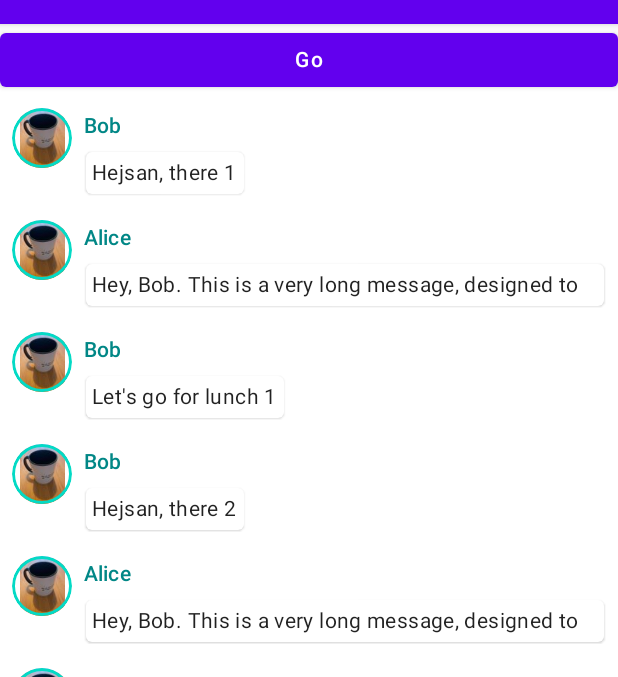
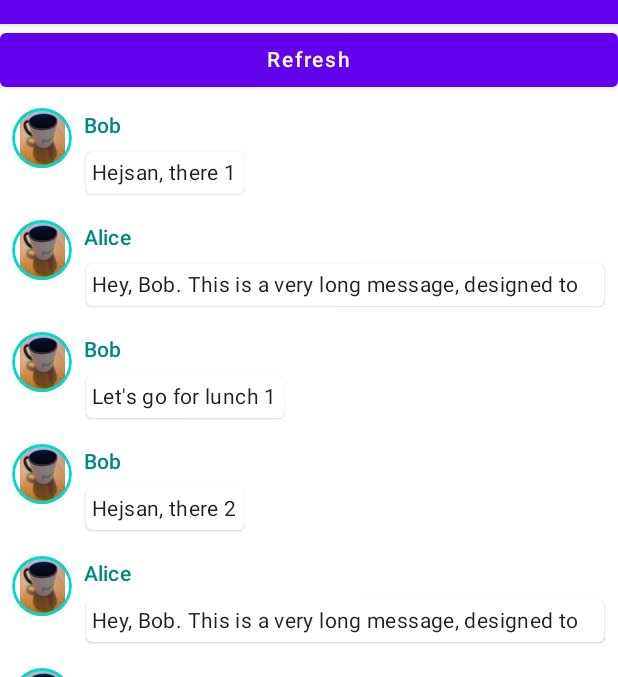
Before and after one commit to malliina/android-demo, an Android app built with Jetpack Compose: the ConversationPage screen opened through its navigation route, on a phone screen of 412 x 824 dp, the part 60-737 px from its top. Run offline under Robolectric (Android 15) with nearby library versions, the phone set to English and light mode, and no system bars; our stand-ins replace Timber, accompanist, paging.

Commit message:
Add swipe demo

```diff
--- a/app/build.gradle
+++ b/app/build.gradle
@@ -55,6 +55,7 @@ dependencies {
     implementation "androidx.activity:activity-compose:1.4.0"
     implementation "androidx.navigation:navigation-compose:2.4.1"
     implementation "androidx.paging:paging-compose:1.0.0-alpha14"
+    implementation "com.google.accompanist:accompanist-swiperefresh:0.24.2-alpha"
     implementation "com.jakewharton.timber:timber:5.0.1"
     testImplementation 'junit:junit:4.13.2'
     androidTestImplementation 'androidx.test.ext:junit:1.1.3'
--- a/app/src/main/java/com/malliina/demo/ConversationPage.kt
+++ b/app/src/main/java/com/malliina/demo/ConversationPage.kt
@@ -15,25 +15,35 @@ import androidx.compose.ui.Modifier
 import androidx.compose.ui.draw.clip
 import androidx.compose.ui.graphics.Color
 import androidx.compose.ui.res.painterResource
+import androidx.compose.ui.tooling.preview.Preview
 import androidx.compose.ui.unit.dp
 import androidx.navigation.NavHostController
+import androidx.navigation.compose.rememberNavController
 import androidx.paging.LoadState
 import androidx.paging.PagingData
+import androidx.paging.compose.LazyPagingItems
 import androidx.paging.compose.collectAsLazyPagingItems
 import androidx.paging.compose.items
-import kotlinx.coroutines.flow.Flow
-import kotlinx.coroutines.flow.collectLatest
+import com.google.accompanist.swiperefresh.SwipeRefresh
+import com.google.accompanist.swiperefresh.rememberSwipeRefreshState
+import com.malliina.demo.ui.theme.DemoAppTheme
+import kotlinx.coroutines.flow.*
 import timber.log.Timber
 
 @Composable
-fun ConversationPage(flow: Flow<PagingData<Message>>, navController: NavHostController, onError: () -> Unit) {
+fun ConversationPage(
+  flow: Flow<PagingData<Message>>,
+  navController: NavHostController,
+  onError: () -> Unit
+) {
+  val lazyMessages = flow.collectAsLazyPagingItems()
   // A surface container using the 'background' color from the theme
   Surface(modifier = Modifier.fillMaxSize(), color = MaterialTheme.colors.background) {
     Column {
-      Button(onClick = { navController.navigate(Nav.Second) }, Modifier.fillMaxWidth()) {
-        Text("Go")
+      Button(onClick = { lazyMessages.refresh() }, Modifier.fillMaxWidth()) {
+        Text("Refresh")
       }
-      Conversation(flow, navController, onError)
+      SwipeConversation(lazyMessages, navController)
     }
   }
 }
@@ -41,13 +51,32 @@ fun ConversationPage(flow: Flow<PagingData<Message>>, navController: NavHostCont
 data class Message(val author: String, val body: String)
 
 @Composable
-fun Conversation(flow: Flow<PagingData<Message>>, navController: NavHostController, onError: () -> Unit) {
-  val lazyMessages = flow.collectAsLazyPagingItems()
+fun SwipeConversation(lazyMessages: LazyPagingItems<Message>,
+                      navController: NavHostController) {
+  val isRefreshing = MutableStateFlow(false)
+  val isRefreshingState = isRefreshing.asStateFlow().collectAsState()
+  SwipeRefresh(
+    state = rememberSwipeRefreshState(isRefreshing = isRefreshingState.value),
+    onRefresh = { lazyMessages.refresh() }
+  ) {
+    Conversation(lazyMessages, navController) {
+
+    }
+  }
+}
+
+@Composable
+fun Conversation(
+  lazyMessages: LazyPagingItems<Message>,
+  navController: NavHostController,
+  onError: () -> Unit
+) {
+//  val lazyMessages = flow.collectAsLazyPagingItems()
   LazyColumn {
-    if (lazyMessages.loadState.append is LoadState.Error) {
-      Timber.i("Erroring...")
-      onError()
-    }
+//    if (lazyMessages.loadState.append is LoadState.Error) {
+//      Timber.i("Erroring...")
+//      onError()
+//    }
     if (lazyMessages.loadState.refresh == LoadState.Loading) {
       item {
         Column(
@@ -119,3 +148,13 @@ fun MessageCard(msg: Message, onClick: () -> Unit) {
     }
   }
 }
+
+@Preview
+@Composable
+fun MessageCardPreview() {
+  DemoAppTheme {
+    MessageCard(msg = Message("Michael", "Hello, you!")) {
+
+    }
+  }
+}
--- a/app/src/main/java/com/malliina/demo/DemoApp.kt
+++ b/app/src/main/java/com/malliina/demo/DemoApp.kt
@@ -54,7 +54,7 @@ fun DemoApp(viewModel: DemoViewModel, navController: NavHostController = remembe
             }
           }
         }
-        composable(Nav.Second) { SecondPage(navController) }
+//        composable(Nav.Second) { SecondPage(navController) }
       }
     }
   }
@@ -67,7 +67,7 @@ fun DemoApp(viewModel: DemoViewModel, navController: NavHostController = remembe
 //    Conversation(SampleData.pager.flow)
 //  }
 //}
-//
+
 //@Preview(uiMode = Configuration.UI_MODE_NIGHT_YES, showBackground = false, name = "Dark Mode")
 //@Composable
 //fun DarkModePreview() {
--- a/app/src/main/java/com/malliina/demo/DemoPagingSource.kt
+++ b/app/src/main/java/com/malliina/demo/DemoPagingSource.kt
@@ -32,15 +32,20 @@ class DemoPagingSource : PagingSource<LimitOffset, Message>() {
       val limits = params.key ?: LimitOffset(params.loadSize, 0)
       val items = SampleData.messages.drop(limits.offset).take(limits.limit)
       delay(1000)
-      if (limits.offset == 0) {
-        LoadResult.Page(
-          items,
-          if (limits.offset > 0) LimitOffset(limits.limit, max(limits.offset - limits.limit, 0)) else null,
-          if (items.isEmpty()) null else LimitOffset(limits.limit, offset = limits.offset + limits.limit)
-        )
-      } else {
-        LoadResult.Error(Exception("Demo network error."))
-      }
+      LoadResult.Page(
+        items,
+        if (limits.offset > 0) LimitOffset(limits.limit, max(limits.offset - limits.limit, 0)) else null,
+        if (items.isEmpty()) null else LimitOffset(limits.limit, offset = limits.offset + limits.limit)
+      )
+//      if (limits.offset == 0) {
+//        LoadResult.Page(
+//          items,
+//          if (limits.offset > 0) LimitOffset(limits.limit, max(limits.offset - limits.limit, 0)) else null,
+//          if (items.isEmpty()) null else LimitOffset(limits.limit, offset = limits.offset + limits.limit)
+//        )
+//      } else {
+//        LoadResult.Error(Exception("Demo network error."))
+//      }
     }
   }
 }
```
Also changed, not shown: app/src/main/java/com/malliina/demo/SecondPage.kt (+17 -2 lines).
